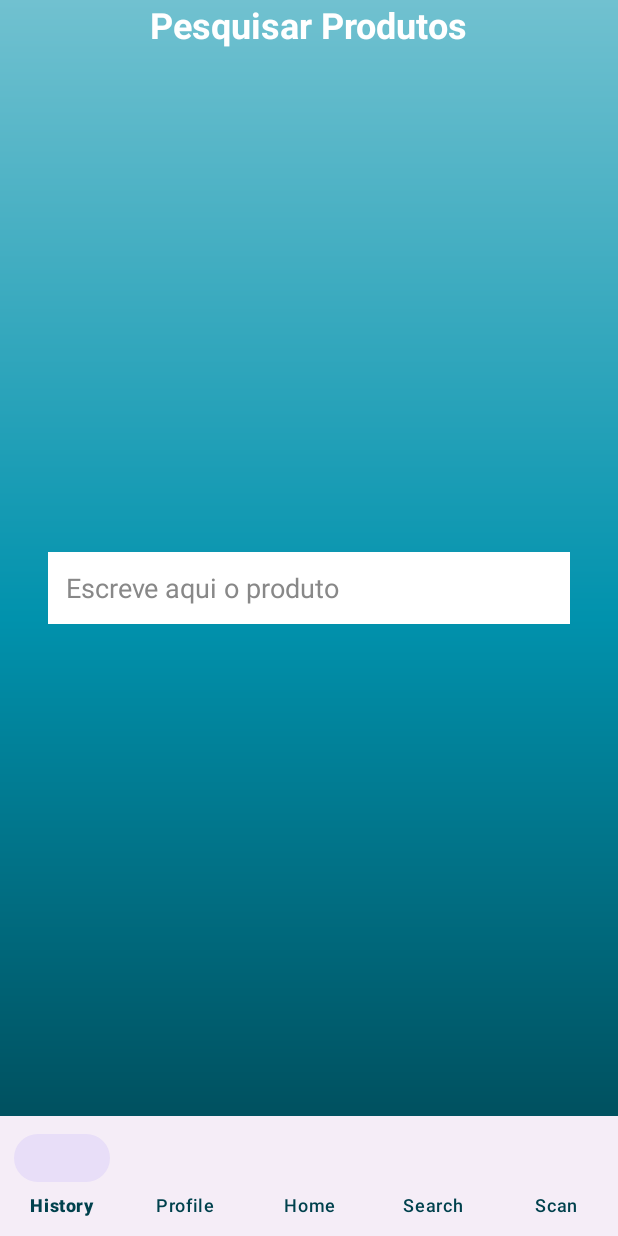
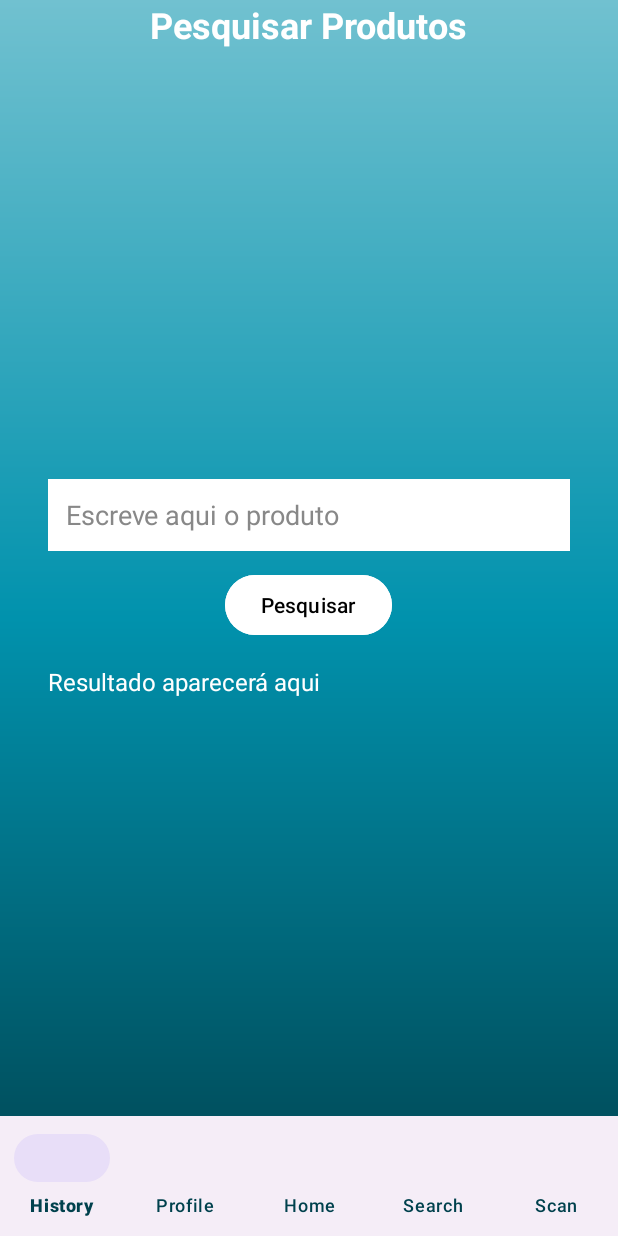
Before and after one commit to GuilhermeKatchau/ShoppingWise2, an Android app: the layout activity_search.xml on its own in the app's theme, with its tools: preview values and no code run, on a phone screen of 412 x 824 dp. Run offline under Robolectric (Android 15) with nearby library versions, the phone set to English and light mode, and no system bars.

Commit message:
Pesquisa java e search xml

```diff
--- a/app/src/main/res/layout/activity_search.xml
+++ b/app/src/main/res/layout/activity_search.xml
@@ -1,13 +1,14 @@
 <?xml version="1.0" encoding="utf-8"?>
 <LinearLayout xmlns:android="http://schemas.android.com/apk/res/android"
     xmlns:app="http://schemas.android.com/apk/res-auto"
+    android:id="@+id/main"
     android:layout_width="match_parent"
     android:layout_height="match_parent"
     android:orientation="vertical"
     android:gravity="center"
     android:background="@drawable/gradient_background">
 
-    <!-- Título opcional -->
+    <!-- Título -->
     <TextView
         android:id="@+id/textViewTituloPesquisa"
         android:layout_width="wrap_content"
@@ -25,12 +26,12 @@
 
     <!-- Campo de pesquisa -->
     <EditText
-        android:id="@+id/editTextPesquisa"
+        android:id="@+id/searchEditText"
         android:layout_width="match_parent"
         android:layout_height="48dp"
         android:layout_marginStart="32dp"
         android:layout_marginEnd="32dp"
-        android:layout_marginBottom="24dp"
+        android:layout_marginBottom="12dp"
         android:hint="Escreve aqui o produto"
         android:padding="12dp"
         android:background="#FFFFFF"
@@ -39,7 +40,28 @@
         android:imeOptions="actionSearch"
         android:inputType="text" />
 
-    <!-- Espaço para empurrar barra de navegação -->
+    <!-- Botão de pesquisa -->
+    <Button
+        android:id="@+id/searchButton"
+        android:layout_width="wrap_content"
+        android:layout_height="wrap_content"
+        android:layout_marginBottom="16dp"
+        android:backgroundTint="#FFFFFF"
+        android:text="Pesquisar"
+        android:textColor="#000000" />
+
+    <!-- Resultado -->
+    <TextView
+        android:id="@+id/resultTextView"
+        android:layout_width="match_parent"
+        android:layout_height="wrap_content"
+        android:layout_marginStart="32dp"
+        android:layout_marginEnd="32dp"
+        android:layout_marginBottom="24dp"
+        android:text="Resultado aparecerá aqui"
+        android:textSize="16sp"
+        android:textColor="#FFFFFF" />
+
     <View
         android:layout_width="match_parent"
         android:layout_height="0dp"
@@ -55,4 +77,5 @@
         app:labelVisibilityMode="labeled"
         app:itemIconTint="@color/nav_icon_color"
         app:itemTextColor="@color/nav_icon_color" />
+
 </LinearLayout>
```
Also changed, not shown: app/src/main/java/com/example/shoppingwise2/Pesquisa.java (+84 -12 lines).
